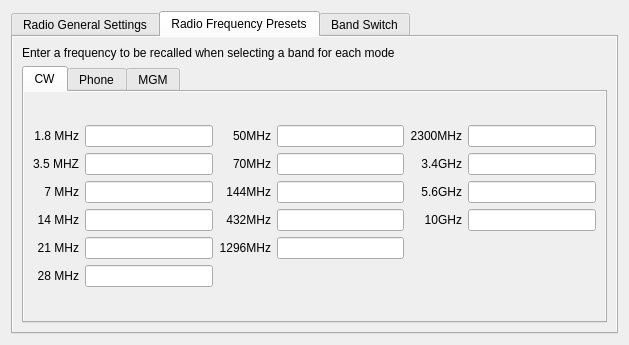
Above: mqt/MqtLogger/radiosettingdialog.ui from Rsclub22/Minos2-Mirror before the change. Below: the same form after it.
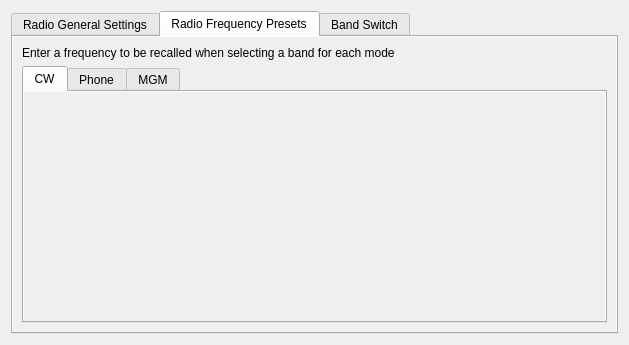
That is the form after the change. The open tabs and pages were chosen to show the change.

```diff
--- a/mqt/MqtLogger/radiosettingdialog.ui
+++ b/mqt/MqtLogger/radiosettingdialog.ui
@@ -116,263 +116,7 @@
           </attribute>
           <layout class="QVBoxLayout" name="verticalLayout">
            <item>
-            <layout class="QGridLayout" name="gridLayout_5">
-             <item row="5" column="0">
-              <widget class="QLabel" name="cw_28MHzLbl">
-               <property name="text">
-                <string>28 MHz</string>
-               </property>
-               <property name="alignment">
-                <set>Qt::AlignRight|Qt::AlignTrailing|Qt::AlignVCenter</set>
-               </property>
-              </widget>
-             </item>
-             <item row="1" column="0">
-              <widget class="QLabel" name="cw_3_5MHzLbl">
-               <property name="text">
-                <string>3.5 MHZ</string>
-               </property>
-               <property name="alignment">
-                <set>Qt::AlignRight|Qt::AlignTrailing|Qt::AlignVCenter</set>
-               </property>
-              </widget>
-             </item>
-             <item row="1" column="4">
-              <widget class="QLabel" name="cw_70MHzLbl">
-               <property name="text">
-                <string>70MHz</string>
-               </property>
-               <property name="alignment">
-                <set>Qt::AlignRight|Qt::AlignTrailing|Qt::AlignVCenter</set>
-               </property>
-              </widget>
-             </item>
-             <item row="3" column="4">
-              <widget class="QLabel" name="cw_432MHzLbl">
-               <property name="text">
-                <string>432MHz</string>
-               </property>
-               <property name="alignment">
-                <set>Qt::AlignRight|Qt::AlignTrailing|Qt::AlignVCenter</set>
-               </property>
-              </widget>
-             </item>
-             <item row="1" column="1">
-              <widget class="QLineEdit" name="cwLineEdit_3_5mhz">
-               <property name="clearButtonEnabled">
-                <bool>true</bool>
-               </property>
-              </widget>
-             </item>
-             <item row="0" column="1">
-              <widget class="QLineEdit" name="cwLineEdit_1_8mhz">
-               <property name="clearButtonEnabled">
-                <bool>true</bool>
-               </property>
-              </widget>
-             </item>
-             <item row="0" column="5">
-              <widget class="QLineEdit" name="cwLineEdit_50mhz">
-               <property name="clearButtonEnabled">
-                <bool>true</bool>
-               </property>
-              </widget>
-             </item>
-             <item row="2" column="0">
-              <widget class="QLabel" name="cw_7MHzLbl">
-               <property name="text">
-                <string>7 MHz</string>
-               </property>
-               <property name="alignment">
-                <set>Qt::AlignRight|Qt::AlignTrailing|Qt::AlignVCenter</set>
-               </property>
-              </widget>
-             </item>
-             <item row="0" column="0">
-              <widget class="QLabel" name="cw_1_8MHzLbl">
-               <property name="text">
-                <string>1.8 MHz</string>
-               </property>
-               <property name="alignment">
-                <set>Qt::AlignRight|Qt::AlignTrailing|Qt::AlignVCenter</set>
-               </property>
-              </widget>
-             </item>
-             <item row="2" column="4">
-              <widget class="QLabel" name="cw_144MHzLbl">
-               <property name="text">
-                <string>144MHz</string>
-               </property>
-               <property name="alignment">
-                <set>Qt::AlignRight|Qt::AlignTrailing|Qt::AlignVCenter</set>
-               </property>
-              </widget>
-             </item>
-             <item row="5" column="1">
-              <widget class="QLineEdit" name="cwLineEdit_28mhz">
-               <property name="clearButtonEnabled">
-                <bool>true</bool>
-               </property>
-              </widget>
-             </item>
-             <item row="4" column="0">
-              <widget class="QLabel" name="cw_21MHzLbl">
-               <property name="text">
-                <string>21 MHz</string>
-               </property>
-               <property name="alignment">
-                <set>Qt::AlignRight|Qt::AlignTrailing|Qt::AlignVCenter</set>
-               </property>
-              </widget>
-             </item>
-             <item row="1" column="5">
-              <widget class="QLineEdit" name="cwLineEdit_70mhz">
-               <property name="clearButtonEnabled">
-                <bool>true</bool>
-               </property>
-              </widget>
-             </item>
-             <item row="4" column="1">
-              <widget class="QLineEdit" name="cwLineEdit_21mhz">
-               <property name="clearButtonEnabled">
-                <bool>true</bool>
-               </property>
-              </widget>
-             </item>
-             <item row="0" column="4">
-              <widget class="QLabel" name="cw_50MHzLbl">
-               <property name="text">
-                <string>50MHz</string>
-               </property>
-               <property name="alignment">
-                <set>Qt::AlignRight|Qt::AlignTrailing|Qt::AlignVCenter</set>
-               </property>
-              </widget>
-             </item>
-             <item row="2" column="5">
-              <widget class="QLineEdit" name="cwLineEdit_144mhz">
-               <property name="clearButtonEnabled">
-                <bool>true</bool>
-               </property>
-              </widget>
-             </item>
-             <item row="3" column="0">
-              <widget class="QLabel" name="cw_14MHzLbl">
-               <property name="text">
-                <string>14 MHz</string>
-               </property>
-               <property name="alignment">
-                <set>Qt::AlignRight|Qt::AlignTrailing|Qt::AlignVCenter</set>
-               </property>
-              </widget>
-             </item>
-             <item row="4" column="5">
-              <widget class="QLineEdit" name="cwLineEdit_1296mhz">
-               <property name="clearButtonEnabled">
-                <bool>true</bool>
-               </property>
-              </widget>
-             </item>
-             <item row="3" column="1">
-              <widget class="QLineEdit" name="cwLineEdit_14mhz">
-               <property name="clearButtonEnabled">
-                <bool>true</bool>
-               </property>
-              </widget>
-             </item>
-             <item row="3" column="5">
-              <widget class="QLineEdit" name="cwLineEdit_432mhz">
-               <property name="clearButtonEnabled">
-                <bool>true</bool>
-               </property>
-              </widget>
-             </item>
-             <item row="2" column="1">
-              <widget class="QLineEdit" name="cwLineEdit_7mhz">
-               <property name="clearButtonEnabled">
-                <bool>true</bool>
-               </property>
-              </widget>
-             </item>
-             <item row="4" column="4">
-              <widget class="QLabel" name="cw_1296MHzLbl">
-               <property name="text">
-                <string>1296MHz</string>
-               </property>
-               <property name="alignment">
-                <set>Qt::AlignRight|Qt::AlignTrailing|Qt::AlignVCenter</set>
-               </property>
-              </widget>
-             </item>
-             <item row="3" column="6">
-              <widget class="QLabel" name="cw_10GHzLbl">
-               <property name="text">
-                <string>10GHz</string>
-               </property>
-               <property name="alignment">
-                <set>Qt::AlignRight|Qt::AlignTrailing|Qt::AlignVCenter</set>
-               </property>
-              </widget>
-             </item>
-             <item row="3" column="7">
-              <widget class="QLineEdit" name="cwLineEdit_10ghz">
-               <property name="clearButtonEnabled">
-                <bool>true</bool>
-               </property>
-              </widget>
-             </item>
-             <item row="2" column="6">
-              <widget class="QLabel" name="cw_5_6GHzLbl">
-               <property name="text">
-                <string>5.6GHz</string>
-               </property>
-               <property name="alignment">
-                <set>Qt::AlignRight|Qt::AlignTrailing|Qt::AlignVCenter</set>
-               </property>
-              </widget>
-             </item>
-             <item row="2" column="7">
-              <widget class="QLineEdit" name="cwLineEdit_5_6ghz">
-               <property name="clearButtonEnabled">
-                <bool>true</bool>
-               </property>
-              </widget>
-             </item>
-             <item row="1" column="6">
-              <widget class="QLabel" name="cw_3_4GHzLbl">
-               <property name="text">
-                <string>3.4GHz</string>
-               </property>
-               <property name="alignment">
-                <set>Qt::AlignRight|Qt::AlignTrailing|Qt::AlignVCenter</set>
-               </property>
-              </widget>
-             </item>
-             <item row="1" column="7">
-              <widget class="QLineEdit" name="cwLineEdit_3_4ghz">
-               <property name="clearButtonEnabled">
-                <bool>true</bool>
-               </property>
-              </widget>
-             </item>
-             <item row="0" column="7">
-              <widget class="QLineEdit" name="cwLineEdit_2300mhz">
-               <property name="clearButtonEnabled">
-                <bool>true</bool>
-               </property>
-              </widget>
-             </item>
-             <item row="0" column="6">
-              <widget class="QLabel" name="cw_2300MHzLbl">
-               <property name="text">
-                <string>2300MHz</string>
-               </property>
-               <property name="alignment">
-                <set>Qt::AlignRight|Qt::AlignTrailing|Qt::AlignVCenter</set>
-               </property>
-              </widget>
-             </item>
-            </layout>
+            <widget class="QFrame" name="cwPresetFrame"/>
            </item>
           </layout>
          </widget>
```
Left out of the diff: 778 changed lines with no effect on the pictures.
